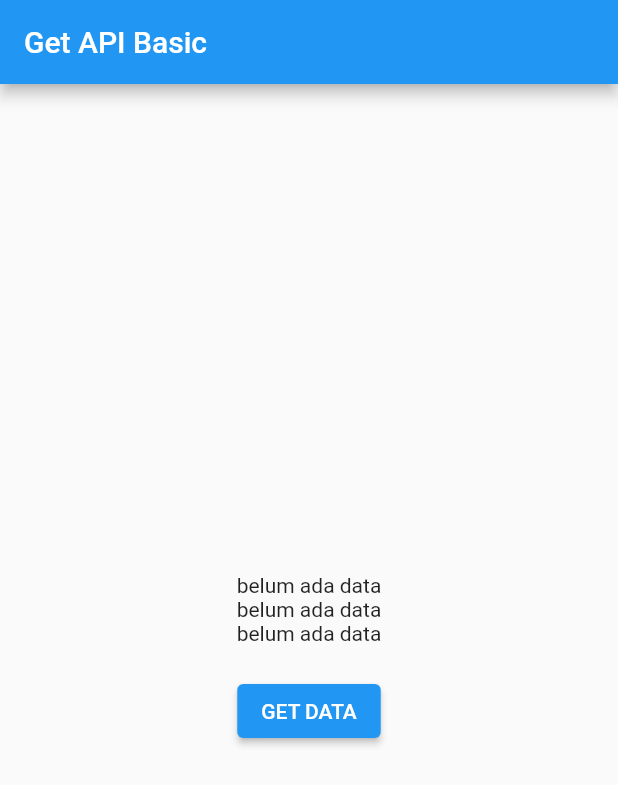
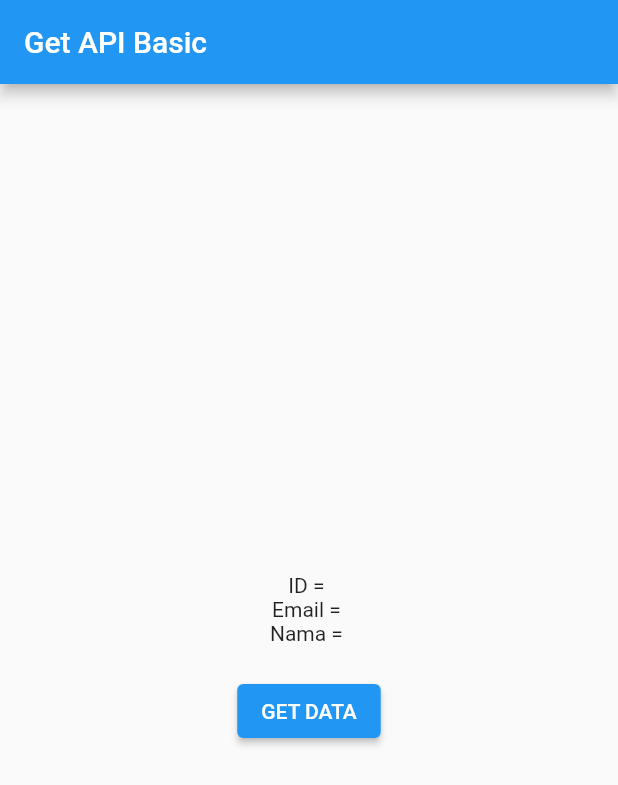
Before and after one commit to subkh4n/kuldiitutorial, a Flutter app: the screen it shows after launch, on a phone screen of 412 x 824 dp. Shown: the top 785 px of the screen. Run offline on Flutter 3.47's test engine with Material 2 defaults, Android fonts, the light colour scheme and no system bars.

Commit message:
get basic

```diff
--- a/lib/widget/get_basic.dart
+++ b/lib/widget/get_basic.dart
@@ -13,11 +13,17 @@ class GetBasic extends StatefulWidget {
 }
 
 class _GetBasicState extends State<GetBasic> {
-  late String body;
+  // late String body; /// komen dlu karena ini mengambil data body nya
+  late String id;
+  late String email;
+  late String name;
 
   @override
   void initState() {
-    body = "belum ada data";
+    /// body = "belum ada data";
+    id = "";
+    email = "";
+    name = "";
     super.initState();
   }
 
@@ -33,19 +39,19 @@ class _GetBasicState extends State<GetBasic> {
           mainAxisAlignment: MainAxisAlignment.center,
           children: [
             Text(
-              body,
+              "ID = $id",
               style: const TextStyle(
                 fontSize: 14.0,
               ),
             ),
             Text(
-              body,
+              "Email = $email",
               style: const TextStyle(
                 fontSize: 14.0,
               ),
             ),
             Text(
-              body,
+              "Nama = $name",
               style: const TextStyle(
                 fontSize: 14.0,
               ),
@@ -71,13 +77,16 @@ class _GetBasicState extends State<GetBasic> {
                   print(data["data"]);
                   setState(() {
                     // body = myrespone.body;
-                    body = data["data"]["email"].toString();
+                    // body = data["data"]["email"].toString();
+                    id = data["data"]["id"].toString();
+                    email = data["data"]["subkh4n"].toString();
+                    name = "${data["first_name"]} ${data["last_name"]}";
                   });
                 } else {
                   print("error ${myrespone.statusCode}");
-                  setState(() {
-                    body = "error ${myrespone.statusCode}";
-                  });
+                  // setState(() {
+                  //   body = "error ${myrespone.statusCode}";
+                  // });
                 }
 
                 // print(myrespone.statusCode); //ini berupa object
```
